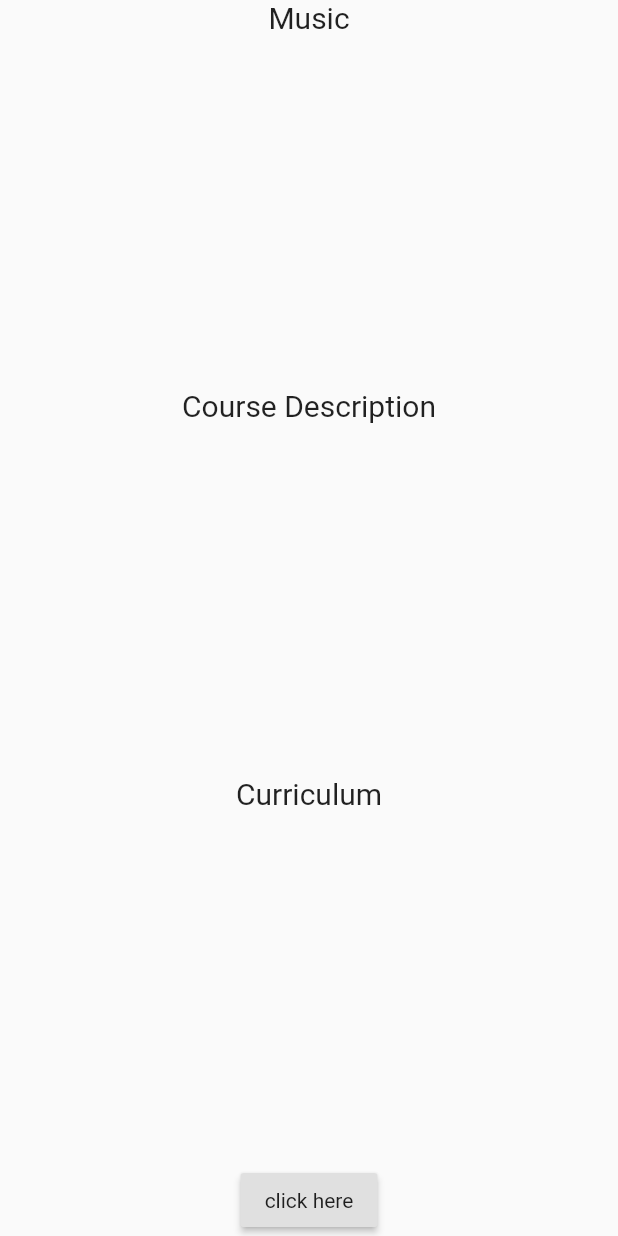
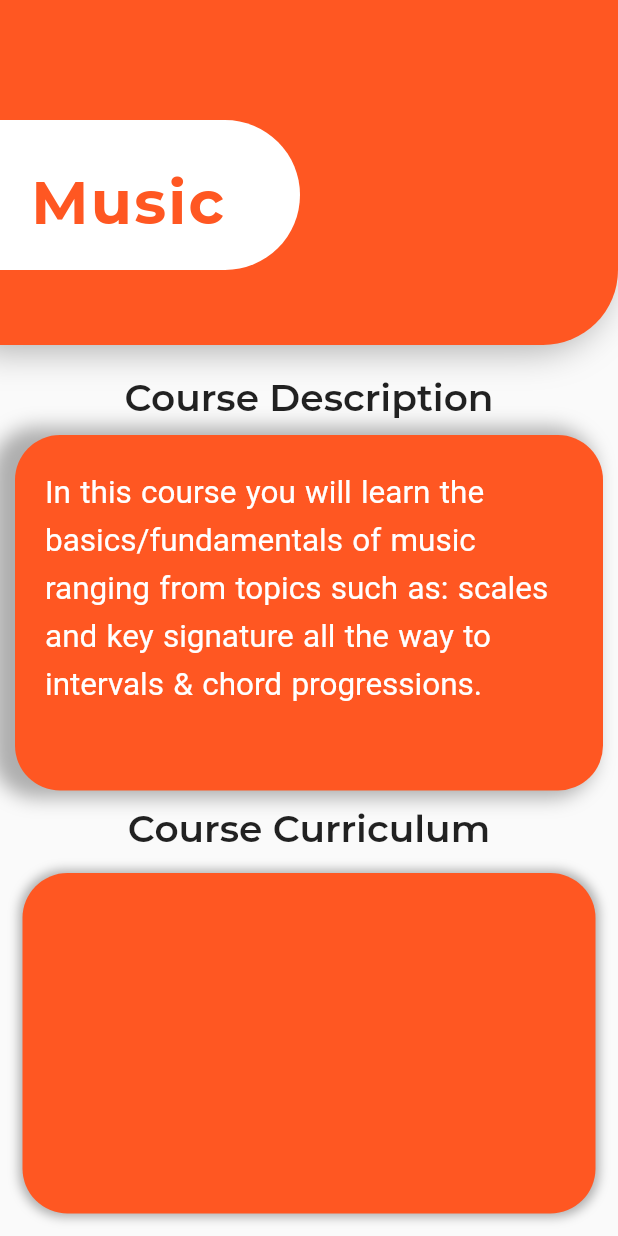
Before and after one commit to mfjae/CURL, a Flutter app: the CoursePage screen opened directly, on a phone screen of 412 x 824 dp. Run offline on Flutter 3.47's test engine with Material 2 defaults, Android fonts, the phone set to English and light mode, and no system bars; our stand-ins replace font_awesome_flutter; project files that could hold a hidden picture were left out.

Commit message:
course description layout
the layout of the course description is good so far

```diff
--- a/AppDevelopment/CURLAPP/lib/coursepage.dart
+++ b/AppDevelopment/CURLAPP/lib/coursepage.dart
@@ -1,5 +1,10 @@
 import 'package:flutter/material.dart';
 import 'package:url_launcher/url_launcher.dart';
+
+import './reusable_card.dart';
+import './icon_content.dart';
+
+const activeCardColour = Color(0xffff5722);
 
 class CoursePage extends StatelessWidget {
   const CoursePage({Key key}) : super(key: key);
@@ -8,35 +13,113 @@ class CoursePage extends StatelessWidget {
   @override
   Widget build(BuildContext context) {
     return Scaffold(
-      body: SafeArea(
-        child: Column(
-          children: [
-            const Expanded(
-              flex: 1,
-              child: Text(
-                'Music',
-                style: TextStyle(fontSize: 20),
+      //backgroundColor: const Color(0xffef8354),
+      body: Column(
+        children: [
+          Container(
+            height: 230,
+            decoration: BoxDecoration(
+              borderRadius: const BorderRadius.only(
+                bottomRight: Radius.circular(50),
+              ),
+              boxShadow: [
+                BoxShadow(
+                    color: const Color(0xff000000).withOpacity(0.3),
+                    offset: const Offset(-10.0, 0.0),
+                    blurRadius: 20.0,
+                    spreadRadius: 4.0),
+              ],
+              color: const Color(0xffff5722),
+            ),
+            child: Stack(
+              children: [
+                Positioned(
+                  top: 80,
+                  left: 0,
+                  child: Container(
+                    height: 100,
+                    width: 200,
+                    decoration: const BoxDecoration(
+                      color: Colors.white,
+                      borderRadius: BorderRadius.only(
+                        topRight: Radius.circular(50),
+                        bottomRight: Radius.circular(50),
+                      ),
+                    ),
+                  ),
+                ),
+                const Positioned(
+                  top: 110,
+                  left: 20,
+                  child: Text(
+                    "Music",
+                    style: TextStyle(
+                      fontSize: 40,
+                      letterSpacing: 1.5,
+                      color: Color(0xffff5722),
+                      fontFamily: 'Montserrat',
+                      fontWeight: FontWeight.w700,
+                    ),
+                  ),
+                )
+              ],
+            ),
+          ),
+          const SizedBox(
+            height: 20,
+          ),
+          const Text(
+            'Course Description',
+            style: TextStyle(
+              fontFamily: 'Montserrat',
+              fontSize: 25,
+              fontWeight: FontWeight.w600,
+              //color: Color(0xffffffff),
+            ),
+          ),
+          Expanded(
+            child: Container(
+              padding: const EdgeInsets.all(20.0),
+              margin: const EdgeInsets.all(10.0),
+              decoration: BoxDecoration(
+                color: const Color(0xffff5722),
+                borderRadius: BorderRadius.circular(30.0),
+                boxShadow: [
+                  BoxShadow(
+                    color: const Color(0xff000000).withOpacity(0.3),
+                    offset: const Offset(-10.0, 0.0),
+                    blurRadius: 10.0,
+                    spreadRadius: 5.0,
+                  ),
+                ],
+              ),
+              child: const Text(
+                'In this course you will learn the basics/fundamentals of music ranging from topics such as: scales and key signature all the way to intervals & chord progressions.',
                 textAlign: TextAlign.left,
+                style: TextStyle(
+                  color: Color(0xffffffff),
+                  fontSize: 21,
+                  wordSpacing: 1,
+                  height: 1.5,
+                ),
               ),
             ),
-            const Expanded(
-              flex: 1,
-              child: Text('Course Description',
-                  style: TextStyle(fontSize: 20), textAlign: TextAlign.left),
+          ),
+          const Text(
+            'Course Curriculum',
+            style: TextStyle(
+              fontFamily: 'Montserrat',
+              fontSize: 25,
+              fontWeight: FontWeight.w600,
+              //color: Color(0xffffffff),
             ),
-            const Expanded(
-              flex: 1,
-              child: Text('Curriculum',
-                  style: TextStyle(fontSize: 20), textAlign: TextAlign.left),
+          ),
+          const Expanded(
+            child: ReusableCard(
+              colour: activeCardColour,
             ),
-            Center(
-              child: RaisedButton(
-                onPressed: launchURL,
-                child: const Text('click here'),
-              ),
-            ),
-          ],
-        ),
+          ),
+        ],
       ),
     );
   }
--- a/AppDevelopment/CURLAPP/lib/homepage.dart
+++ b/AppDevelopment/CURLAPP/lib/homepage.dart
@@ -9,7 +9,7 @@ class HomePage extends StatelessWidget {
   @override
   Widget build(BuildContext context) {
     return Scaffold(
-      backgroundColor: const Color(0xff1f225a),
+      //backgroundColor: const Color(0xff1f225a),
       body: Column(
         children: [
           Container(
@@ -65,7 +65,7 @@ class HomePage extends StatelessWidget {
           const Text(
             'Start Learning',
             style: TextStyle(
-              color: Colors.white,
+              //color: Colors.white,
               fontSize: 22,
               fontFamily: 'Montserrat',
               fontWeight: FontWeight.w600,
--- a/AppDevelopment/CURLAPP/lib/reusable_card.dart
+++ b/AppDevelopment/CURLAPP/lib/reusable_card.dart
@@ -1,8 +1,11 @@
 import 'package:flutter/material.dart';
 
 class ReusableCard extends StatelessWidget {
-  const ReusableCard({Key key, @required this.colour, this.cardChild})
-      : super(key: key);
+  const ReusableCard({
+    Key key,
+    @required this.colour,
+    this.cardChild,
+  }) : super(key: key);
   // const ReusableCard({@required this.colour, this.cardChild})
   // : super(key: key);
 
```
